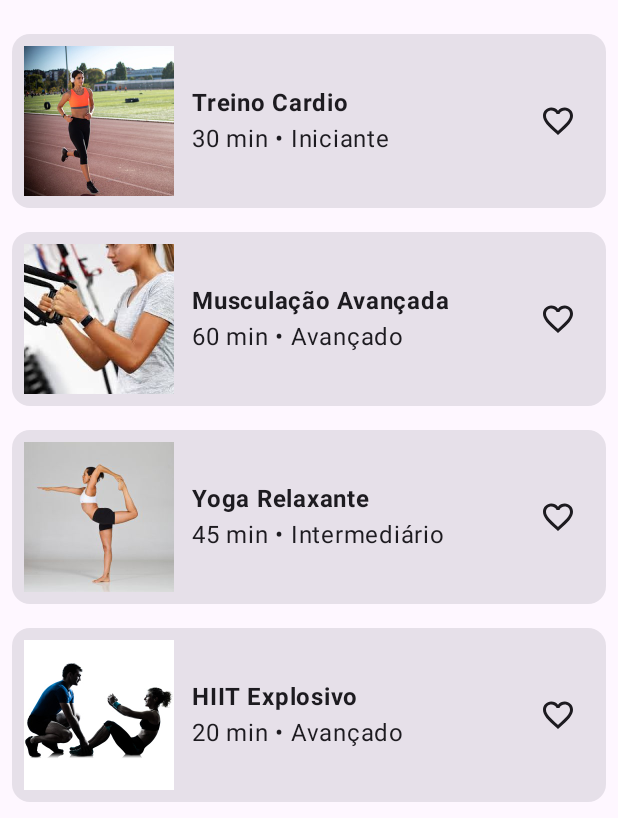
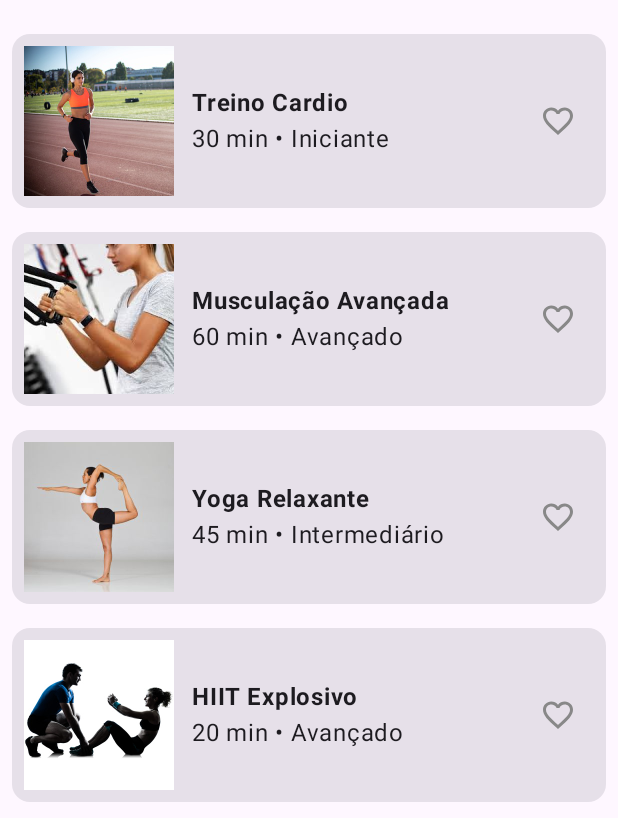
Before and after one commit to FernandoPCJ/fitlife, an Android app built with Jetpack Compose: the screen it shows after launch (MainActivity), on a phone screen of 412 x 824 dp. Shown: the part 218-1036 px from the top of the screen. Run offline under Robolectric (Android 15) with nearby library versions, the phone set to English and light mode, and no system bars.

Commit message:
Atualizações no projeto: novas telas e ajustes no layout

```diff
--- a/app/build.gradle.kts
+++ b/app/build.gradle.kts
@@ -62,6 +62,7 @@ dependencies {
 
 //    implementation ("androidx.compose.material3:material3:1.2.0")
 //
+    implementation("androidx.datastore:datastore-preferences:1.0.0")
 
 
     // AndroidX Core
--- a/app/src/main/AndroidManifest.xml
+++ b/app/src/main/AndroidManifest.xml
@@ -5,7 +5,7 @@
 
     <!-- Permissão de internet para carregar imagens via URL -->
     <uses-permission android:name="android.permission.INTERNET" />
-
+    <uses-permission android:name="android.permission.POST_NOTIFICATIONS" />
     <application
         android:allowBackup="true"
         android:fullBackupContent="@xml/backup_rules"
@@ -28,5 +28,8 @@
             </intent-filter>
         </activity>
 
+        <!-- Registro do BroadcastReceiver para alarmes/notifications -->
+        <receiver android:name=".AlarmReceiver" android:exported="false" />
+
     </application>
 </manifest>
--- a/app/src/main/java/com/fernando/fitlife/MainActivity.kt
+++ b/app/src/main/java/com/fernando/fitlife/MainActivity.kt
@@ -1,5 +1,12 @@
 package com.fernando.fitlife
 
+import android.app.AlarmManager
+import android.app.NotificationChannel
+import android.app.NotificationManager
+import android.app.PendingIntent
+import android.content.Context
+import android.content.Intent
+import android.os.Build
 import android.os.Bundle
 import androidx.activity.ComponentActivity
 import androidx.activity.compose.setContent
@@ -9,12 +16,12 @@ import com.fernando.fitlife.viewmodel.PreferenciasViewModel
 
 class MainActivity : ComponentActivity() {
 
-    // Boa prática: usar 'by viewModels()' para garantir o ciclo de vida adequado
     private val favoritosViewModel: FavoritosViewModel by viewModels()
     private val preferenciasViewModel: PreferenciasViewModel by viewModels()
 
     override fun onCreate(savedInstanceState: Bundle?) {
         super.onCreate(savedInstanceState)
+        createNotificationChannel()
 
         setContent {
             FitLifeApp(
@@ -23,4 +30,25 @@ class MainActivity : ComponentActivity() {
             )
         }
     }
+
+    private fun createNotificationChannel() {
+        if (Build.VERSION.SDK_INT >= Build.VERSION_CODES.O) {
+            val channel = NotificationChannel(
+                "channel_id",
+                "Lembretes",
+                NotificationManager.IMPORTANCE_HIGH
+            )
+            val manager = getSystemService(NotificationManager::class.java)
+            manager.createNotificationChannel(channel)
+        }
+    }
+
+    fun scheduleAlarm(triggerAtMillis: Long) {
+        val intent = Intent(this, AlarmReceiver::class.java)
+        val pendingIntent = PendingIntent.getBroadcast(
+            this, 0, intent, PendingIntent.FLAG_UPDATE_CURRENT or PendingIntent.FLAG_IMMUTABLE
+        )
+        val alarmManager = getSystemService(Context.ALARM_SERVICE) as AlarmManager
+        alarmManager.setExact(AlarmManager.RTC_WAKEUP, triggerAtMillis, pendingIntent)
+    }
 }
--- /dev/null
+++ b/app/src/main/java/com/fernando/fitlife/ui/components/BotaoFavorito.kt
@@ -0,0 +1,30 @@
+package com.fernando.fitlife.ui.components
+
+import androidx.compose.animation.animateColorAsState
+import androidx.compose.animation.core.tween
+import androidx.compose.material.icons.Icons
+import androidx.compose.material.icons.filled.Favorite
+import androidx.compose.material.icons.outlined.FavoriteBorder
+import androidx.compose.runtime.*
+import androidx.compose.ui.graphics.Color
+import androidx.compose.material3.Icon
+import androidx.compose.material3.IconButton
+
+@Composable
+fun BotaoFavorito(
+    isFavorito: Boolean,
+    onClick: () -> Unit
+) {
+    val corAnimada by animateColorAsState(
+        targetValue = if (isFavorito) Color.Red else Color.Gray,
+        animationSpec = tween(durationMillis = 500), label = ""
+    )
+
+    IconButton(onClick = onClick) {
+        Icon(
+            imageVector = if (isFavorito) Icons.Filled.Favorite else Icons.Outlined.FavoriteBorder,
+            contentDescription = null,
+            tint = corAnimada
+        )
+    }
+}
--- /dev/null
+++ b/app/src/main/java/com/fernando/fitlife/ui/components/DetalheItem.kt
@@ -0,0 +1,17 @@
+package com.fernando.fitlife.ui.components
+
+import androidx.compose.animation.AnimatedVisibility
+import androidx.compose.animation.fadeIn
+import androidx.compose.animation.fadeOut
+import androidx.compose.runtime.Composable
+
+@Composable
+fun DetalheItem(visible: Boolean, conteudo: @Composable () -> Unit) {
+    AnimatedVisibility(
+        visible = visible,
+        enter = fadeIn(),
+        exit = fadeOut()
+    ) {
+        conteudo()
+    }
+}
--- a/app/src/main/java/com/fernando/fitlife/ui/screens/HomeScreen.kt
+++ b/app/src/main/java/com/fernando/fitlife/ui/screens/HomeScreen.kt
@@ -5,8 +5,6 @@ import androidx.compose.foundation.layout.*
 import androidx.compose.foundation.lazy.LazyColumn
 import androidx.compose.foundation.lazy.items
 import androidx.compose.material.icons.Icons
-import androidx.compose.material.icons.filled.Favorite
-import androidx.compose.material.icons.filled.FavoriteBorder
 import androidx.compose.material.icons.filled.MoreVert
 import androidx.compose.material3.*
 import androidx.compose.runtime.*
@@ -22,6 +20,8 @@ import coil.compose.AsyncImage
 import com.fernando.fitlife.data.model.treinosMock
 import com.fernando.fitlife.model.Treino
 import com.fernando.fitlife.ui.components.BottomBar
+import com.fernando.fitlife.ui.components.BotaoFavorito
+import com.fernando.fitlife.ui.components.DetalheItem
 import com.fernando.fitlife.viewmodel.FavoritosViewModel
 
 @OptIn(ExperimentalMaterial3Api::class)
@@ -119,16 +119,19 @@ fun TreinoCard(
     onToggleFavorito: () -> Unit,
     onClick: () -> Unit
 ) {
+    var mostrarDetalhes by remember { mutableStateOf(false) }
+
     Card(
         modifier = Modifier
             .fillMaxWidth()
             .padding(8.dp)
-            .clickable { onClick() }
+            .clickable {
+                mostrarDetalhes = !mostrarDetalhes
+                onClick()
+            }
     ) {
-        Row(
-            verticalAlignment = Alignment.CenterVertically,
-            modifier = Modifier.padding(8.dp)
-        ) {
+        Column(modifier = Modifier.padding(8.dp)) {
+            Row(verticalAlignment = Alignment.CenterVertically) {
                 AsyncImage(
                     model = treino.imagemUrl,
                     contentDescription = treino.nome,
@@ -140,10 +143,19 @@ fun TreinoCard(
                     Text(treino.nome, fontWeight = FontWeight.Bold)
                     Text("${treino.duracaoMin} min • ${treino.nivel}")
                 }
-            IconButton(onClick = { onToggleFavorito() }) {
-                Icon(
-                    imageVector = if (isFavorito) Icons.Default.Favorite else Icons.Default.FavoriteBorder,
-                    contentDescription = if (isFavorito) "Remover dos favoritos" else "Adicionar aos favoritos"
+
+                // Animação de favorito
+                BotaoFavorito(
+                    isFavorito = isFavorito,
+                    onClick = onToggleFavorito
+                )
+            }
+
+            // Animação de exibição de detalhes
+            DetalheItem(visible = mostrarDetalhes) {
+                Text(
+                    text = treino.descricao ?: "Sem descrição.",
+                    modifier = Modifier.padding(top = 8.dp)
                 )
             }
         }
```
Also changed, not shown: app/src/main/java/com/fernando/fitlife/AlarmReceiver.kt (added, +26 -0 lines), app/src/main/java/com/fernando/fitlife/preferences/SettingsDataStone.kt (added, +38 -0 lines), app/src/main/java/com/fernando/fitlife/repository/SettingsRepository.kt (added, +39 -0 lines), app/src/main/java/com/fernando/fitlife/ui/screens/ConfiguracoesScreen.kt (+14 -2 lines), app/src/main/java/com/fernando/fitlife/ui/screens/DetalhesScreen.kt (+27 -13 lines), app/src/main/java/com/fernando/fitlife/ui/screens/FavoritosScreen.kt (+58 -13 lines), app/src/main/java/com/fernando/fitlife/viewmodel/FavoritosViewModel.kt (+19 -5 lines), app/src/main/java/com/fernando/fitlife/viewmodel/SettingsViewModel.kt (added, +36 -0 lines). Lines whose indentation alone changed are shown as unchanged.
